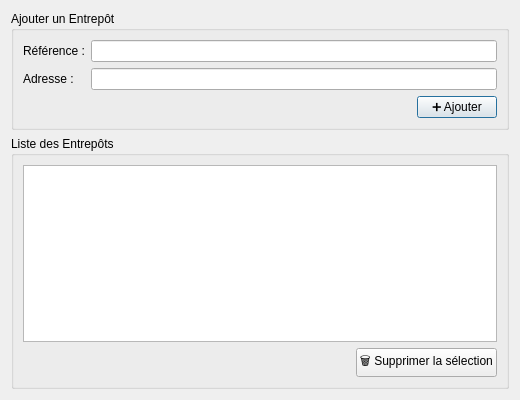
Above: form/Entrepot.ui from Alt68719/projet_achats before the change. Below: the same form after it.
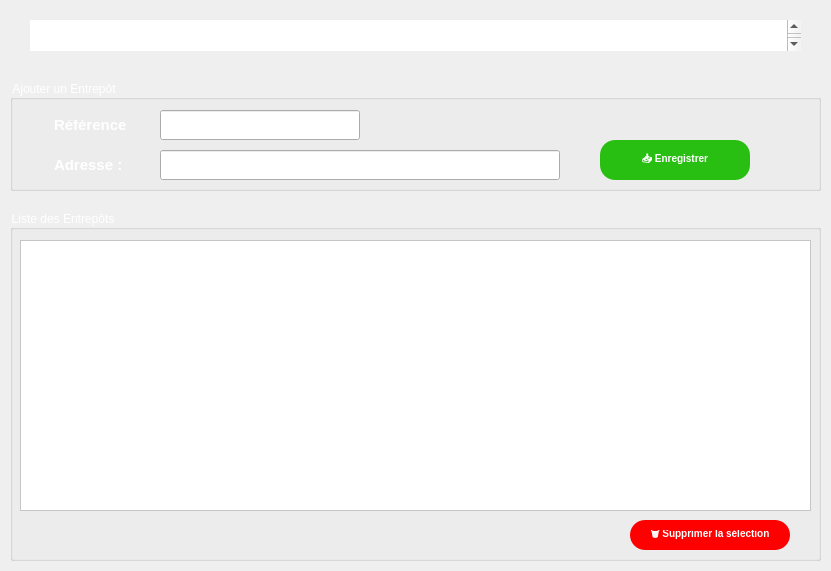
That is the form after the change. Icons and pictures are not drawn.

The edit to the form file:
```diff
--- a/form/Entrepot.ui
+++ b/form/Entrepot.ui
@@ -6,70 +6,236 @@
    <rect>
     <x>0</x>
     <y>0</y>
-    <width>520</width>
-    <height>400</height>
+    <width>831</width>
+    <height>571</height>
    </rect>
   </property>
   <property name="windowTitle">
    <string>Gestion des Entrepôts</string>
   </property>
-  <layout class="QVBoxLayout" name="verticalLayoutMain">
-   <item>
+  <property name="styleSheet">
+   <string notr="true">QWidget#Entrepot{
+    border-image: url(&quot;C:/projet_QT/projet_achats/image000/fond02.jpg&quot;) 0 0 0 0 stretch stretch;
+}</string>
+  </property>
     <widget class="QGroupBox" name="groupBoxAjout">
+   <property name="geometry">
+    <rect>
+     <x>10</x>
+     <y>80</y>
+     <width>811</width>
+     <height>111</height>
+    </rect>
+   </property>
+   <property name="styleSheet">
+    <string notr="true">QGroupBox{
+background-image: url(&quot;C:/projet_QT/projet_achats/image000/fond03.jpg&quot;);
+background-repeat: no-repeat;
+background-position: center;
+background-size: cover;
+color: white;
+front-weight: bold;
+font-seize: 14px;
+}</string>
+   </property>
      <property name="title">
       <string>Ajouter un Entrepôt</string>
      </property>
-     <layout class="QGridLayout" name="gridLayoutAjout">
-      <item row="0" column="0">
        <widget class="QLabel" name="labelRefEntrepot">
+    <property name="geometry">
+     <rect>
+      <x>20</x>
+      <y>30</y>
+      <width>120</width>
+      <height>30</height>
+     </rect>
+    </property>
+    <property name="styleSheet">
+     <string notr="true">QLabel {
+background-color: qlineargradient(
+    x1:0, y1:0, x2:1, y2:1,
+    stop:0   #22a9d6,
+    stop:0.5 #1dd3b0,
+    stop:1   #22a9d6
+);
+border-radius: 15px;
+border: none;
+padding: 10px 20px;
+color: white;
+font-size: 15px;
+font-weight: bold;
+}</string>
+    </property>
         <property name="text">
          <string>Référence :</string>
         </property>
        </widget>
-      </item>
-      <item row="0" column="1">
-       <widget class="QLineEdit" name="lineEditRefEntrepot"/>
-      </item>
-      <item row="1" column="0">
+   <widget class="QLineEdit" name="lineEditRefEntrepot">
+    <property name="geometry">
+     <rect>
+      <x>150</x>
+      <y>30</y>
+      <width>200</width>
+      <height>30</height>
+     </rect>
+    </property>
+   </widget>
        <widget class="QLabel" name="labelAdresse">
+    <property name="geometry">
+     <rect>
+      <x>20</x>
+      <y>70</y>
+      <width>120</width>
+      <height>30</height>
+     </rect>
+    </property>
+    <property name="styleSheet">
+     <string notr="true">QLabel {
+background-color: qlineargradient(
+    x1:0, y1:0, x2:1, y2:1,
+    stop:0   #22a9d6,
+    stop:0.5 #1dd3b0,
+    stop:1   #22a9d6
+);
+border-radius: 15px;
+border: none;
+padding: 10px 20px;
+color: white;
+font-size: 15px;
+font-weight: bold;
+}</string>
+    </property>
         <property name="text">
          <string>Adresse :</string>
         </property>
        </widget>
-      </item>
-      <item row="1" column="1">
-       <widget class="QLineEdit" name="lineEditAdresse"/>
-      </item>
-      <item row="2" column="1" alignment="Qt::AlignRight">
+   <widget class="QLineEdit" name="lineEditAdresse">
+    <property name="geometry">
+     <rect>
+      <x>150</x>
+      <y>70</y>
+      <width>400</width>
+      <height>30</height>
+     </rect>
+    </property>
+   </widget>
        <widget class="QPushButton" name="btnAjouter">
+    <property name="geometry">
+     <rect>
+      <x>590</x>
+      <y>60</y>
+      <width>150</width>
+      <height>40</height>
+     </rect>
+    </property>
+    <property name="styleSheet">
+     <string notr="true">QPushButton {
+background-color: #29bf12;
+border-radius: 15px;
+border: none;
+padding: 10px 20px;
+color: white;
+font-size: 10px;
+font-weight: bold;
+}</string>
+    </property>
         <property name="text">
-         <string>➕ Ajouter</string>
-        </property>
-       </widget>
-      </item>
-     </layout>
-    </widget>
-   </item>
-   <item>
+     <string>📥 Enregistrer</string>
+    </property>
+   </widget>
+  </widget>
     <widget class="QGroupBox" name="groupBoxListe">
+   <property name="geometry">
+    <rect>
+     <x>10</x>
+     <y>210</y>
+     <width>811</width>
+     <height>351</height>
+    </rect>
+   </property>
+   <property name="styleSheet">
+    <string notr="true">QGroupBox{
+background-image: url(&quot;C:/projet_QT/projet_achats/image000/fond03.jpg&quot;);
+background-repeat: no-repeat;
+background-position: center;
+background-size: cover;
+color: white;
+front-weight: bold;
+font-seize: 14px;
+}</string>
+   </property>
      <property name="title">
       <string>Liste des Entrepôts</string>
      </property>
-     <layout class="QVBoxLayout" name="verticalLayoutListe">
-      <item>
-       <widget class="QTableView" name="tableViewEntrepot"/>
-      </item>
-      <item alignment="Qt::AlignRight">
+   <widget class="QTableView" name="tableViewEntrepot">
+    <property name="geometry">
+     <rect>
+      <x>10</x>
+      <y>30</y>
+      <width>791</width>
+      <height>271</height>
+     </rect>
+    </property>
+    <property name="styleSheet">
+     <string notr="true">QTableView{
+ background-color: White;
+}</string>
+    </property>
+   </widget>
        <widget class="QPushButton" name="btnSupprimer">
+    <property name="geometry">
+     <rect>
+      <x>620</x>
+      <y>310</y>
+      <width>160</width>
+      <height>30</height>
+     </rect>
+    </property>
+    <property name="styleSheet">
+     <string notr="true">QPushButton {
+background-color: red;
+border-radius: 15px;
+border: none;
+padding: 10px 20px;
+color: white;
+font-size: 10px;
+font-weight: bold;
+}</string>
+    </property>
         <property name="text">
          <string>🗑️ Supprimer la sélection</string>
         </property>
        </widget>
-      </item>
-     </layout>
-    </widget>
-   </item>
-  </layout>
+  </widget>
+  <widget class="QTextBrowser" name="textBrowser">
+   <property name="geometry">
+    <rect>
+     <x>10</x>
+     <y>10</y>
+     <width>811</width>
+     <height>51</height>
+    </rect>
+   </property>
+   <property name="styleSheet">
+    <string notr="true">QTextBrowser {
+    border-image: url(&quot;C:/projet_QT/projet_achats/image000/fond03.jpg&quot;) 0 0 0 0 stretch stretch;
+    border: none;
+    padding: 10px 20px;
+    color: white;
+    font-weight: bold;
+}</string>
+   </property>
+   <property name="html">
+    <string>&lt;!DOCTYPE HTML PUBLIC &quot;-//W3C//DTD HTML 4.0//EN&quot; &quot;http://www.w3.org/TR/REC-html40/strict.dtd&quot;&gt;
+&lt;html&gt;&lt;head&gt;&lt;meta name=&quot;qrichtext&quot; content=&quot;1&quot; /&gt;&lt;meta charset=&quot;utf-8&quot; /&gt;&lt;style type=&quot;text/css&quot;&gt;
+p, li { white-space: pre-wrap; }
+hr { height: 1px; border-width: 0; }
+li.unchecked::marker { content: &quot;\2610&quot;; }
+li.checked::marker { content: &quot;\2612&quot;; }
+&lt;/style&gt;&lt;/head&gt;&lt;body style=&quot; font-family:'Segoe UI'; font-size:9pt; font-weight:700; font-style:normal;&quot;&gt;
+&lt;p style=&quot; margin-top:0px; margin-bottom:0px; margin-left:0px; margin-right:0px; -qt-block-indent:0; text-indent:0px;&quot;&gt;&lt;span style=&quot; font-size:20pt;&quot;&gt;Gestion des Entrepôts :&lt;/span&gt;&lt;/p&gt;&lt;/body&gt;&lt;/html&gt;</string>
+   </property>
+  </widget>
  </widget>
  <resources/>
  <connections/>
```
Lines whose indentation alone changed are shown as unchanged.
